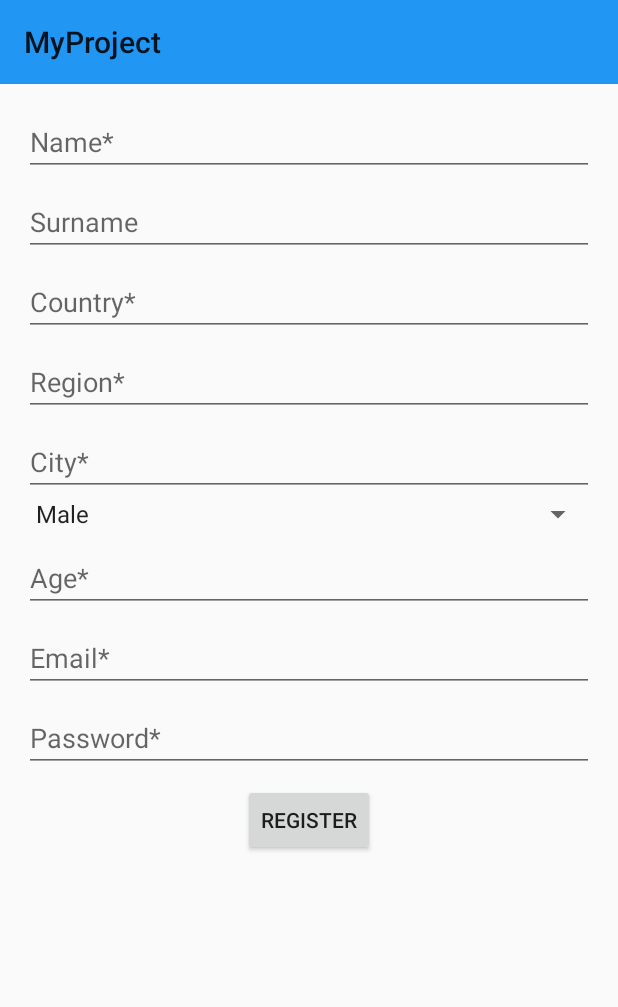
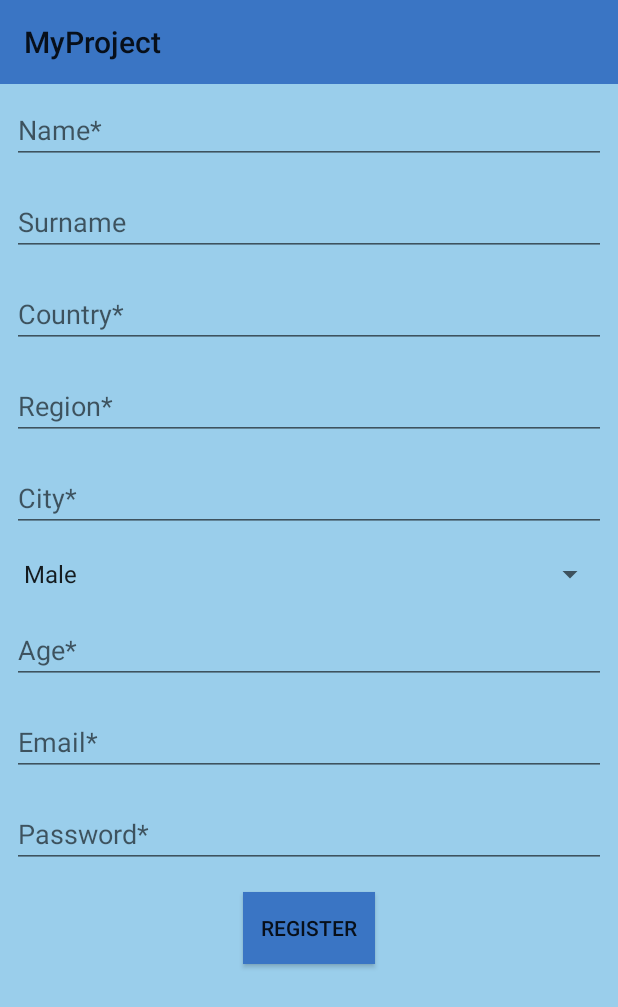
Before and after one commit to alexbur7/Chat_Yes_u_Du, an Android app: the screen it shows after launch (LogActivity), after a tap on "REGISTER", on a phone screen of 412 x 824 dp. Shown: the top 1007 px of the screen. Run offline under Robolectric (Android 15) with nearby library versions, the phone set to English and light mode, and no system bars; our stand-ins replace Firebase (no records; nobody signed in at launch, a user with empty details on screens opened directly).

Commit message:
edit colors

```diff
--- a/app/src/main/java/com/example/myproject/LoginFragment.java
+++ b/app/src/main/java/com/example/myproject/LoginFragment.java
@@ -45,11 +45,11 @@ public class LoginFragment extends Fragment {
     @Override
     public void onStart() {
         super.onStart();
-       /* if (FirebaseAuth.getInstance().getCurrentUser()!=null){
+        if (FirebaseAuth.getInstance().getCurrentUser()!=null){
             Intent intent=new Intent(getActivity(),MyAccountActivity.class);
             startActivity(intent);
             getActivity().finish();
-        }*/
+        }
     }
 
     @Override
--- a/app/src/main/res/drawable/background_right.xml
+++ b/app/src/main/res/drawable/background_right.xml
@@ -6,6 +6,6 @@
         android:radius="10dp"
         android:topRightRadius="0dp"/>
     <solid
-        android:color="#00BCD4"/>
+        android:color="#9aceeb"/>
 
 </shape>
--- a/app/src/main/res/drawable/edit_button.xml
+++ b/app/src/main/res/drawable/edit_button.xml
@@ -6,5 +6,5 @@
         android:radius="30dp"
        />
     <solid
-        android:color="?attr/colorPrimary"/>
+        android:color="?attr/colorAccent"/>
 </shape>
--- a/app/src/main/res/layout/account_fragment.xml
+++ b/app/src/main/res/layout/account_fragment.xml
@@ -2,7 +2,8 @@
 <LinearLayout xmlns:android="http://schemas.android.com/apk/res/android"
     android:layout_width="match_parent"
     android:layout_height="match_parent"
-    android:orientation="vertical">
+    android:orientation="vertical"
+    android:background="@color/login">
     <LinearLayout
         android:layout_width="match_parent"
         android:layout_height="wrap_content"
--- a/app/src/main/res/layout/activity_chat.xml
+++ b/app/src/main/res/layout/activity_chat.xml
@@ -16,7 +16,7 @@
             android:layout_width="match_parent"
             android:layout_height="?attr/actionBarSize"
             app:layout_scrollFlags="scroll|enterAlways"
-            android:background="?attr/colorPrimary">
+            android:background="?attr/colorAccent">
             <androidx.cardview.widget.CardView
                 android:layout_width="50dp"
                 android:layout_height="50dp"
@@ -47,7 +47,8 @@
         android:id="@+id/activity_main"
         android:layout_width="match_parent"
         android:layout_height="match_parent"
-        tools:context=".ChatActivity">
+        tools:context=".ChatActivity"
+        android:background="@drawable/chat">
 
         <com.google.android.material.floatingactionbutton.FloatingActionButton
             android:layout_width="wrap_content"
--- a/app/src/main/res/layout/chat_users_list.xml
+++ b/app/src/main/res/layout/chat_users_list.xml
@@ -1,7 +1,8 @@
 <?xml version="1.0" encoding="utf-8"?>
 <LinearLayout android:layout_width="match_parent"
     android:layout_height="match_parent"
-    xmlns:android="http://schemas.android.com/apk/res/android">
+    xmlns:android="http://schemas.android.com/apk/res/android"
+    android:background="@color/login">
 <androidx.recyclerview.widget.RecyclerView
     xmlns:android="http://schemas.android.com/apk/res/android"
     android:id="@+id/chat_recycler_view"
--- a/app/src/main/res/layout/edit_fragment.xml
+++ b/app/src/main/res/layout/edit_fragment.xml
@@ -48,10 +48,10 @@
                 android:id="@+id/spinner_sex_edit"
                 android:layout_width="match_parent"
                 android:layout_height="wrap_content"
+                android:layout_margin="8dp"
                 android:entries="@array/sex_for_spinner"/>
             <EditText
                 android:id="@+id/age"
-                android:layout_marginTop="8dp"
                 android:layout_width="match_parent"
                 android:layout_height="wrap_content"
                 android:hint="@string/age_reg_hint"
--- a/app/src/main/res/layout/register_fragment.xml
+++ b/app/src/main/res/layout/register_fragment.xml
@@ -3,74 +3,79 @@
     android:orientation="vertical"
     android:layout_width="match_parent"
     android:layout_height="match_parent"
-    android:layout_margin="16dp">
+    android:background="@color/login">
 
     <EditText
         android:id="@+id/name_edit_text"
         android:layout_width="match_parent"
         android:layout_height="wrap_content"
+        android:layout_margin="8dp"
         android:hint="@string/name_hint"/>
 
     <EditText
         android:id="@+id/surname_edit_text"
-        android:layout_marginTop="8dp"
         android:layout_width="match_parent"
         android:layout_height="wrap_content"
+        android:layout_margin="8dp"
         android:hint="@string/surname_hint"/>
 
     <EditText
         android:id="@+id/country_edit_text"
-        android:layout_marginTop="8dp"
         android:layout_width="match_parent"
         android:layout_height="wrap_content"
+        android:layout_margin="8dp"
         android:hint="@string/country_hint"/>
     <EditText
         android:id="@+id/region_reg_edit_text"
         android:layout_marginTop="8dp"
         android:layout_width="match_parent"
         android:layout_height="wrap_content"
+        android:layout_margin="8dp"
         android:hint="@string/region_reg_hint"/>
 
     <EditText
         android:id="@+id/city_edit_text"
-        android:layout_marginTop="8dp"
         android:layout_width="match_parent"
         android:layout_height="wrap_content"
+        android:layout_margin="8dp"
         android:hint="@string/city_hint"/>
     <Spinner
         android:id="@+id/spinner_sex"
         android:layout_width="match_parent"
         android:layout_height="wrap_content"
-        android:entries="@array/sex_for_spinner"/>
+        android:entries="@array/sex_for_spinner"
+        android:layout_margin="8dp"
+        />
     <EditText
         android:id="@+id/age_reg_edit_text"
-        android:layout_marginTop="8dp"
         android:layout_width="match_parent"
         android:layout_height="wrap_content"
         android:inputType="number"
+        android:layout_margin="8dp"
         android:hint="@string/age_reg_hint"/>
 
     <EditText
         android:id="@+id/email_reg_edit_text"
-        android:layout_marginTop="8dp"
         android:inputType="textEmailAddress"
         android:layout_width="match_parent"
         android:layout_height="wrap_content"
+        android:layout_margin="8dp"
         android:hint="@string/email_reg_hint"/>
 
     <EditText
         android:id="@+id/password_reg_edit_text"
-        android:layout_marginTop="8dp"
         android:layout_width="match_parent"
         android:layout_height="wrap_content"
         android:inputType="textPassword"
-        android:hint="@string/pass_reg_hint"/>
+        android:hint="@string/pass_reg_hint"
+        android:layout_margin="8dp"/>
     <Button
         android:id="@+id/registration_button"
-        android:layout_marginTop="8dp"
         android:layout_gravity="center"
         android:layout_width="wrap_content"
         android:layout_height="wrap_content"
+        android:layout_margin="8dp"
+        android:background="?attr/colorAccent"
         android:text="@string/reg_button_text"/>
 
 </LinearLayout>
--- a/app/src/main/res/layout/toolbar.xml
+++ b/app/src/main/res/layout/toolbar.xml
@@ -6,5 +6,5 @@
     android:layout_width="match_parent"
     android:layout_height="?attr/actionBarSize"
     app:layout_scrollFlags="scroll|enterAlways"
-    android:background="?attr/colorPrimary">
+    android:background="?attr/colorAccent">
 </androidx.appcompat.widget.Toolbar>
--- a/app/src/main/res/values/colors.xml
+++ b/app/src/main/res/values/colors.xml
@@ -4,4 +4,5 @@
     <color name="colorPrimaryDark">#3700B3</color>
     <color name="colorAccent">#03DAC5</color>
     <color name="dark_blue">#204062</color>
+    <color name="login">#9aceeb</color>
 </resources>
--- a/app/src/main/res/values/styles.xml
+++ b/app/src/main/res/values/styles.xml
@@ -4,11 +4,9 @@
         <!-- Customize your theme here. -->
         <item name="colorPrimary">#2196F3</item>
         <item name="colorPrimaryDark">#1976D2</item>
-        <item name="colorAccent">#E040FB</item>
+        <item name="colorAccent">#3a75c4</item>
     </style>
     <style name="ButtonMain">
-        ..
         <item name="android:background">@drawable/edit_button</item>
-        ..
     </style>
 </resources>
```
Also changed, not shown: app/src/main/res/layout/login_fragment.xml (+6 -1 lines), app/src/main/res/drawable/chat.jpeg (added), app/src/main/res/drawable/login.jpg (added).
